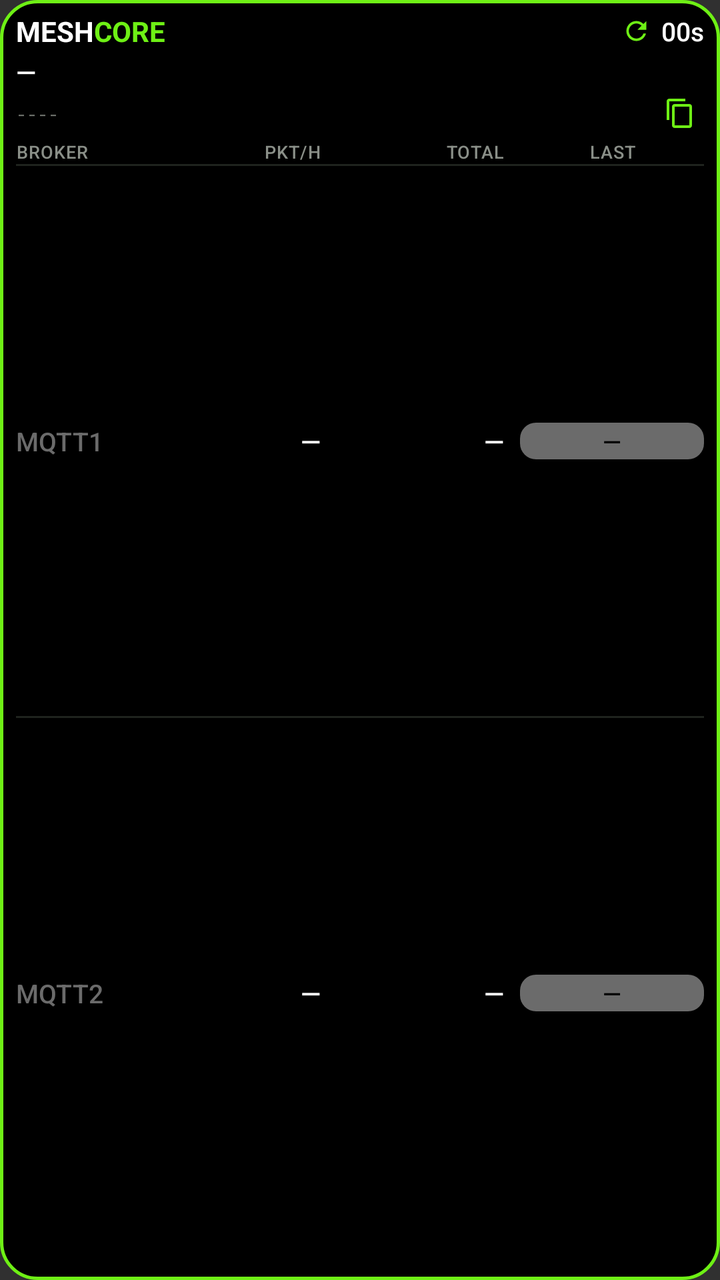
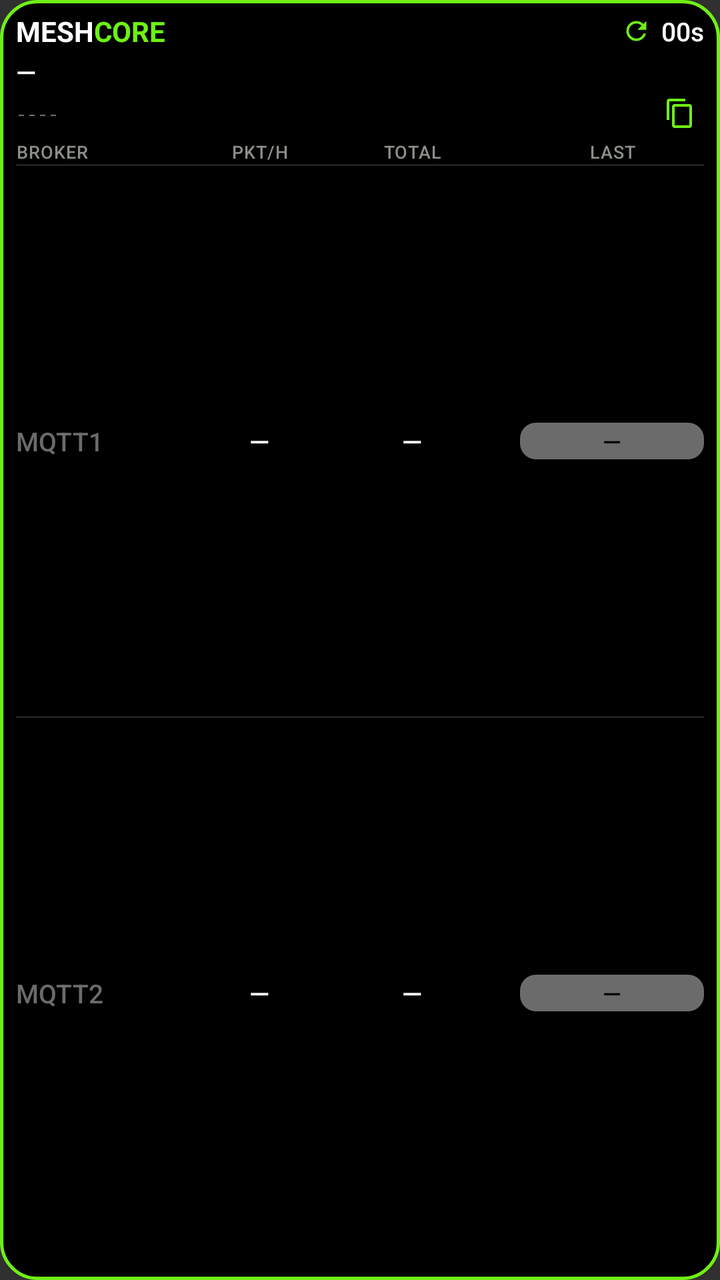

Compare the two renders of this Android layout. The source of the first and the diff that turns it into the second are given below.
<!-- AndroidManifest.xml: application theme android:Theme.Material.NoActionBar -->
<!-- res/layout/widget_observer_compact.xml -->
<?xml version="1.0" encoding="utf-8"?>
<LinearLayout xmlns:android="http://schemas.android.com/apk/res/android"
    android:id="@+id/widget_root"
    android:layout_width="match_parent"
    android:layout_height="match_parent"
    android:orientation="vertical"
    android:paddingStart="8dp" android:paddingEnd="8dp" android:paddingTop="6dp" android:paddingBottom="6dp"
    android:background="@drawable/widget_bg">

    <LinearLayout android:layout_width="match_parent" android:layout_height="wrap_content"
        android:orientation="horizontal" android:gravity="center_vertical">
        <TextView android:layout_width="wrap_content" android:layout_height="wrap_content" android:text="MESH" android:textColor="#FFFFFF" android:textStyle="bold" android:textSize="14sp" android:maxLines="1"/>
        <TextView android:layout_width="wrap_content" android:layout_height="wrap_content" android:text="CORE" android:textColor="#6EF015" android:textStyle="bold" android:textSize="14sp" android:maxLines="1"/>
        <FrameLayout android:layout_width="0dp" android:layout_height="1dp" android:layout_weight="1"/>
        <ImageView android:id="@+id/refresh_icon" android:layout_width="15dp" android:layout_height="15dp"
            android:src="@drawable/ic_refresh" android:contentDescription="@null"/>
        <ProgressBar android:id="@+id/refresh_spinner"
            android:layout_width="15dp" android:layout_height="15dp" android:indeterminate="true"
            android:indeterminateOnly="true" android:indeterminateDrawable="@drawable/ic_refresh_spin"
            android:indeterminateDuration="900" android:visibility="gone"/>
        <TextView android:id="@+id/interval_text" android:layout_width="wrap_content" android:layout_height="wrap_content"
            android:layout_marginStart="5dp" android:text="00s" android:textColor="#FFFFFF" android:textSize="13sp" android:fontFamily="sans-serif-medium" android:fontFeatureSettings="tnum" android:maxLines="1"/>
    </LinearLayout>

    <TextView android:id="@+id/obs_name" android:layout_width="match_parent" android:layout_height="wrap_content"
        android:layout_marginTop="2dp" android:text="—" android:textColor="#FFFFFF" android:textSize="13sp" android:fontFamily="sans-serif-medium" android:fontFeatureSettings="tnum" android:maxLines="1" android:ellipsize="end"/>

    <LinearLayout android:layout_width="match_parent" android:layout_height="wrap_content"
        android:orientation="horizontal" android:gravity="center_vertical">
        <TextView android:id="@+id/obs_hash" android:layout_width="0dp" android:layout_height="wrap_content" android:layout_weight="1"
            android:text="----" android:textColor="#6B6F69" android:textSize="9sp" android:fontFamily="monospace"
            android:singleLine="true" android:maxLines="1" android:ellipsize="end"/>
        <ImageView android:id="@+id/copy_key" android:layout_width="28dp" android:layout_height="24dp"
            android:paddingStart="8dp" android:paddingEnd="4dp" android:paddingTop="4dp" android:paddingBottom="4dp"
            android:src="@drawable/ic_copy" android:contentDescription="Kopiuj klucz"/>
    </LinearLayout>

    <LinearLayout android:layout_width="match_parent" android:layout_height="wrap_content" android:layout_marginTop="1dp"
        android:orientation="horizontal" android:gravity="center_vertical">
        <TextView android:layout_width="0dp" android:layout_height="wrap_content" android:layout_weight="3" android:text="BROKER" android:textSize="9sp" android:fontFamily="sans-serif-medium" android:textColor="#8A8F88" android:letterSpacing="0.04" android:maxLines="1"/>
        <TextView android:layout_width="0dp" android:layout_height="wrap_content" android:layout_weight="2" android:gravity="end" android:text="PKT/H" android:textSize="9sp" android:fontFamily="sans-serif-medium" android:textColor="#8A8F88" android:letterSpacing="0.04" android:maxLines="1"/>
        <FrameLayout android:id="@+id/hdr_total_col" android:layout_width="0dp" android:layout_height="wrap_content" android:layout_weight="3">
            <TextView android:layout_width="match_parent" android:layout_height="wrap_content" android:gravity="end" android:text="TOTAL" android:textSize="9sp" android:fontFamily="sans-serif-medium" android:textColor="#8A8F88" android:letterSpacing="0.04" android:maxLines="1"/>
        </FrameLayout>
        <TextView android:layout_width="0dp" android:layout_height="wrap_content" android:layout_weight="3" android:layout_marginStart="8dp" android:gravity="center" android:text="LAST" android:textSize="9sp" android:fontFamily="sans-serif-medium" android:textColor="#8A8F88" android:letterSpacing="0.04" android:maxLines="1"/>
    </LinearLayout>
    <FrameLayout android:layout_width="match_parent" android:layout_height="1dp" android:background="#1F231E"/>
    <LinearLayout android:layout_width="match_parent" android:layout_height="0dp" android:layout_weight="1" android:minHeight="20dp"
        android:orientation="horizontal" android:gravity="center_vertical" android:paddingTop="1dp" android:paddingBottom="1dp">
        <TextView android:id="@+id/m1_title" android:layout_width="0dp" android:layout_height="wrap_content" android:layout_weight="3" android:layout_gravity="center_vertical" android:text="MQTT1" android:textColor="#6B6B6B" android:textSize="13sp" android:fontFamily="sans-serif-medium" android:fontFeatureSettings="tnum" android:maxLines="1"/>
        <TextView android:id="@+id/m1_hour" android:layout_width="0dp" android:layout_height="wrap_content" android:layout_weight="2" android:layout_gravity="center_vertical" android:gravity="end" android:text="—" android:textColor="#FFFFFF" android:textSize="13sp" android:fontFamily="sans-serif-medium" android:fontFeatureSettings="tnum" android:maxLines="1"/>
        <FrameLayout android:id="@+id/m1_total_col" android:layout_width="0dp" android:layout_height="wrap_content" android:layout_weight="3" android:layout_gravity="center_vertical">
            <TextView android:id="@+id/m1_total" android:layout_width="match_parent" android:layout_height="wrap_content" android:gravity="end" android:text="—" android:textColor="#FFFFFF" android:textSize="13sp" android:fontFamily="sans-serif-medium" android:fontFeatureSettings="tnum" android:maxLines="1"/>
        </FrameLayout>
        <TextView android:id="@+id/m1_last" android:layout_width="0dp" android:layout_height="wrap_content" android:layout_weight="3" android:layout_gravity="center_vertical" android:layout_marginStart="8dp" android:gravity="center" android:background="@drawable/pill_gray" android:text="—" android:textColor="#000000" android:textSize="12sp" android:fontFamily="sans-serif-medium" android:fontFeatureSettings="tnum" android:maxLines="1" android:paddingTop="1dp" android:paddingBottom="1dp"/>
    </LinearLayout>
    <FrameLayout android:layout_width="match_parent" android:layout_height="1dp" android:background="#1F231E"/>
    <LinearLayout android:layout_width="match_parent" android:layout_height="0dp" android:layout_weight="1" android:minHeight="20dp"
        android:orientation="horizontal" android:gravity="center_vertical" android:paddingTop="1dp" android:paddingBottom="1dp">
        <TextView android:id="@+id/m2_title" android:layout_width="0dp" android:layout_height="wrap_content" android:layout_weight="3" android:layout_gravity="center_vertical" android:text="MQTT2" android:textColor="#6B6B6B" android:textSize="13sp" android:fontFamily="sans-serif-medium" android:fontFeatureSettings="tnum" android:maxLines="1"/>
        <TextView android:id="@+id/m2_hour" android:layout_width="0dp" android:layout_height="wrap_content" android:layout_weight="2" android:layout_gravity="center_vertical" android:gravity="end" android:text="—" android:textColor="#FFFFFF" android:textSize="13sp" android:fontFamily="sans-serif-medium" android:fontFeatureSettings="tnum" android:maxLines="1"/>
        <FrameLayout android:id="@+id/m2_total_col" android:layout_width="0dp" android:layout_height="wrap_content" android:layout_weight="3" android:layout_gravity="center_vertical">
            <TextView android:id="@+id/m2_total" android:layout_width="match_parent" android:layout_height="wrap_content" android:gravity="end" android:text="—" android:textColor="#FFFFFF" android:textSize="13sp" android:fontFamily="sans-serif-medium" android:fontFeatureSettings="tnum" android:maxLines="1"/>
        </FrameLayout>
        <TextView android:id="@+id/m2_last" android:layout_width="0dp" android:layout_height="wrap_content" android:layout_weight="3" android:layout_gravity="center_vertical" android:layout_marginStart="8dp" android:gravity="center" android:background="@drawable/pill_gray" android:text="—" android:textColor="#000000" android:textSize="12sp" android:fontFamily="sans-serif-medium" android:fontFeatureSettings="tnum" android:maxLines="1" android:paddingTop="1dp" android:paddingBottom="1dp"/>
    </LinearLayout>
</LinearLayout>
<!-- resources referenced by this layout -->
<resources>
  <!-- drawable ic_copy (drawable) -->
  <vector xmlns:android="http://schemas.android.com/apk/res/android" android:width="24dp" android:height="24dp" android:viewportWidth="24" android:viewportHeight="24">
      <path android:fillColor="#6EF015" android:pathData="M16,1L4,1c-1.1,0 -2,0.9 -2,2v14h2L4,3h12L16,1zM19,5L8,5c-1.1,0 -2,0.9 -2,2v14c0,1.1 0.9,2 2,2h11c1.1,0 2,-0.9 2,-2L21,7c0,-1.1 -0.9,-2 -2,-2zM19,21L8,21L8,7h11v14z"/>
  </vector>
  <!-- drawable ic_refresh (drawable) -->
  <?xml version="1.0" encoding="utf-8"?>
  <vector xmlns:android="http://schemas.android.com/apk/res/android" android:width="24dp" android:height="24dp" android:viewportWidth="24" android:viewportHeight="24">
      <path android:fillColor="#6EF015" android:pathData="M17.65,6.35C16.2,4.9 14.21,4 12,4c-4.42,0 -7.99,3.58 -7.99,8s3.57,8 7.99,8c3.73,0 6.84,-2.55 7.73,-6h-2.08c-0.82,2.33 -3.04,4 -5.65,4 -3.31,0 -6,-2.69 -6,-6s2.69,-6 6,-6c1.66,0 3.14,0.69 4.22,1.78L13,11h7V4l-2.35,2.35z"/>
  </vector>
  <!-- drawable ic_refresh_spin (drawable) -->
  <?xml version="1.0" encoding="utf-8"?>
  <rotate xmlns:android="http://schemas.android.com/apk/res/android"
      android:drawable="@drawable/ic_refresh_busy"
      android:fromDegrees="0"
      android:toDegrees="360"
      android:pivotX="50%"
      android:pivotY="50%" />
  <!-- drawable pill_gray (drawable) -->
  <?xml version="1.0" encoding="utf-8"?>
  <shape xmlns:android="http://schemas.android.com/apk/res/android" android:shape="rectangle">
      <solid android:color="#6B6B6B"/>
      <corners android:radius="8dp"/>
  </shape>
  <!-- drawable widget_bg (drawable) -->
  <?xml version="1.0" encoding="utf-8"?>
  <shape xmlns:android="http://schemas.android.com/apk/res/android" android:shape="rectangle">
      <solid android:color="#000000"/>
      <stroke android:width="1.5dp" android:color="#6EF015"/>
      <corners android:radius="18dp"/>
  </shape>
  <!-- drawable ic_refresh_busy (drawable) -->
  <?xml version="1.0" encoding="utf-8"?>
  <vector xmlns:android="http://schemas.android.com/apk/res/android" android:width="24dp" android:height="24dp" android:viewportWidth="24" android:viewportHeight="24">
      <path android:fillColor="#FF9500" android:pathData="M17.65,6.35C16.2,4.9 14.21,4 12,4c-4.42,0 -7.99,3.58 -7.99,8s3.57,8 7.99,8c3.73,0 6.84,-2.55 7.73,-6h-2.08c-0.82,2.33 -3.04,4 -5.65,4 -3.31,0 -6,-2.69 -6,-6s2.69,-6 6,-6c1.66,0 3.14,0.69 4.22,1.78L13,11h7V4l-2.35,2.35z"/>
  </vector>
</resources>

<!-- the commit's change to res/layout/widget_observer_compact.xml (unified diff, before → after) -->
@@ -38,9 +38,9 @@
     <LinearLayout android:layout_width="match_parent" android:layout_height="wrap_content" android:layout_marginTop="1dp"
         android:orientation="horizontal" android:gravity="center_vertical">
         <TextView android:layout_width="0dp" android:layout_height="wrap_content" android:layout_weight="3" android:text="BROKER" android:textSize="9sp" android:fontFamily="sans-serif-medium" android:textColor="#8A8F88" android:letterSpacing="0.04" android:maxLines="1"/>
-        <TextView android:layout_width="0dp" android:layout_height="wrap_content" android:layout_weight="2" android:gravity="end" android:text="PKT/H" android:textSize="9sp" android:fontFamily="sans-serif-medium" android:textColor="#8A8F88" android:letterSpacing="0.04" android:maxLines="1"/>
+        <TextView android:layout_width="0dp" android:layout_height="wrap_content" android:layout_weight="2" android:gravity="center" android:text="PKT/H" android:textSize="9sp" android:fontFamily="sans-serif-medium" android:textColor="#8A8F88" android:letterSpacing="0.04" android:maxLines="1"/>
         <FrameLayout android:id="@+id/hdr_total_col" android:layout_width="0dp" android:layout_height="wrap_content" android:layout_weight="3">
-            <TextView android:layout_width="match_parent" android:layout_height="wrap_content" android:gravity="end" android:text="TOTAL" android:textSize="9sp" android:fontFamily="sans-serif-medium" android:textColor="#8A8F88" android:letterSpacing="0.04" android:maxLines="1"/>
+            <TextView android:layout_width="match_parent" android:layout_height="wrap_content" android:gravity="center" android:text="TOTAL" android:textSize="9sp" android:fontFamily="sans-serif-medium" android:textColor="#8A8F88" android:letterSpacing="0.04" android:maxLines="1"/>
         </FrameLayout>
         <TextView android:layout_width="0dp" android:layout_height="wrap_content" android:layout_weight="3" android:layout_marginStart="8dp" android:gravity="center" android:text="LAST" android:textSize="9sp" android:fontFamily="sans-serif-medium" android:textColor="#8A8F88" android:letterSpacing="0.04" android:maxLines="1"/>
     </LinearLayout>
@@ -48,9 +48,9 @@
     <LinearLayout android:layout_width="match_parent" android:layout_height="0dp" android:layout_weight="1" android:minHeight="20dp"
         android:orientation="horizontal" android:gravity="center_vertical" android:paddingTop="1dp" android:paddingBottom="1dp">
         <TextView android:id="@+id/m1_title" android:layout_width="0dp" android:layout_height="wrap_content" android:layout_weight="3" android:layout_gravity="center_vertical" android:text="MQTT1" android:textColor="#6B6B6B" android:textSize="13sp" android:fontFamily="sans-serif-medium" android:fontFeatureSettings="tnum" android:maxLines="1"/>
-        <TextView android:id="@+id/m1_hour" android:layout_width="0dp" android:layout_height="wrap_content" android:layout_weight="2" android:layout_gravity="center_vertical" android:gravity="end" android:text="—" android:textColor="#FFFFFF" android:textSize="13sp" android:fontFamily="sans-serif-medium" android:fontFeatureSettings="tnum" android:maxLines="1"/>
+        <TextView android:id="@+id/m1_hour" android:layout_width="0dp" android:layout_height="wrap_content" android:layout_weight="2" android:layout_gravity="center_vertical" android:gravity="center" android:text="—" android:textColor="#FFFFFF" android:textSize="13sp" android:fontFamily="sans-serif-medium" android:fontFeatureSettings="tnum" android:maxLines="1"/>
         <FrameLayout android:id="@+id/m1_total_col" android:layout_width="0dp" android:layout_height="wrap_content" android:layout_weight="3" android:layout_gravity="center_vertical">
-            <TextView android:id="@+id/m1_total" android:layout_width="match_parent" android:layout_height="wrap_content" android:gravity="end" android:text="—" android:textColor="#FFFFFF" android:textSize="13sp" android:fontFamily="sans-serif-medium" android:fontFeatureSettings="tnum" android:maxLines="1"/>
+            <TextView android:id="@+id/m1_total" android:layout_width="match_parent" android:layout_height="wrap_content" android:gravity="center" android:text="—" android:textColor="#FFFFFF" android:textSize="13sp" android:fontFamily="sans-serif-medium" android:fontFeatureSettings="tnum" android:maxLines="1"/>
         </FrameLayout>
         <TextView android:id="@+id/m1_last" android:layout_width="0dp" android:layout_height="wrap_content" android:layout_weight="3" android:layout_gravity="center_vertical" android:layout_marginStart="8dp" android:gravity="center" android:background="@drawable/pill_gray" android:text="—" android:textColor="#000000" android:textSize="12sp" android:fontFamily="sans-serif-medium" android:fontFeatureSettings="tnum" android:maxLines="1" android:paddingTop="1dp" android:paddingBottom="1dp"/>
     </LinearLayout>
@@ -58,9 +58,9 @@
     <LinearLayout android:layout_width="match_parent" android:layout_height="0dp" android:layout_weight="1" android:minHeight="20dp"
         android:orientation="horizontal" android:gravity="center_vertical" android:paddingTop="1dp" android:paddingBottom="1dp">
         <TextView android:id="@+id/m2_title" android:layout_width="0dp" android:layout_height="wrap_content" android:layout_weight="3" android:layout_gravity="center_vertical" android:text="MQTT2" android:textColor="#6B6B6B" android:textSize="13sp" android:fontFamily="sans-serif-medium" android:fontFeatureSettings="tnum" android:maxLines="1"/>
-        <TextView android:id="@+id/m2_hour" android:layout_width="0dp" android:layout_height="wrap_content" android:layout_weight="2" android:layout_gravity="center_vertical" android:gravity="end" android:text="—" android:textColor="#FFFFFF" android:textSize="13sp" android:fontFamily="sans-serif-medium" android:fontFeatureSettings="tnum" android:maxLines="1"/>
+        <TextView android:id="@+id/m2_hour" android:layout_width="0dp" android:layout_height="wrap_content" android:layout_weight="2" android:layout_gravity="center_vertical" android:gravity="center" android:text="—" android:textColor="#FFFFFF" android:textSize="13sp" android:fontFamily="sans-serif-medium" android:fontFeatureSettings="tnum" android:maxLines="1"/>
         <FrameLayout android:id="@+id/m2_total_col" android:layout_width="0dp" android:layout_height="wrap_content" android:layout_weight="3" android:layout_gravity="center_vertical">
-            <TextView android:id="@+id/m2_total" android:layout_width="match_parent" android:layout_height="wrap_content" android:gravity="end" android:text="—" android:textColor="#FFFFFF" android:textSize="13sp" android:fontFamily="sans-serif-medium" android:fontFeatureSettings="tnum" android:maxLines="1"/>
+            <TextView android:id="@+id/m2_total" android:layout_width="match_parent" android:layout_height="wrap_content" android:gravity="center" android:text="—" android:textColor="#FFFFFF" android:textSize="13sp" android:fontFamily="sans-serif-medium" android:fontFeatureSettings="tnum" android:maxLines="1"/>
         </FrameLayout>
         <TextView android:id="@+id/m2_last" android:layout_width="0dp" android:layout_height="wrap_content" android:layout_weight="3" android:layout_gravity="center_vertical" android:layout_marginStart="8dp" android:gravity="center" android:background="@drawable/pill_gray" android:text="—" android:textColor="#000000" android:textSize="12sp" android:fontFamily="sans-serif-medium" android:fontFeatureSettings="tnum" android:maxLines="1" android:paddingTop="1dp" android:paddingBottom="1dp"/>
     </LinearLayout>
